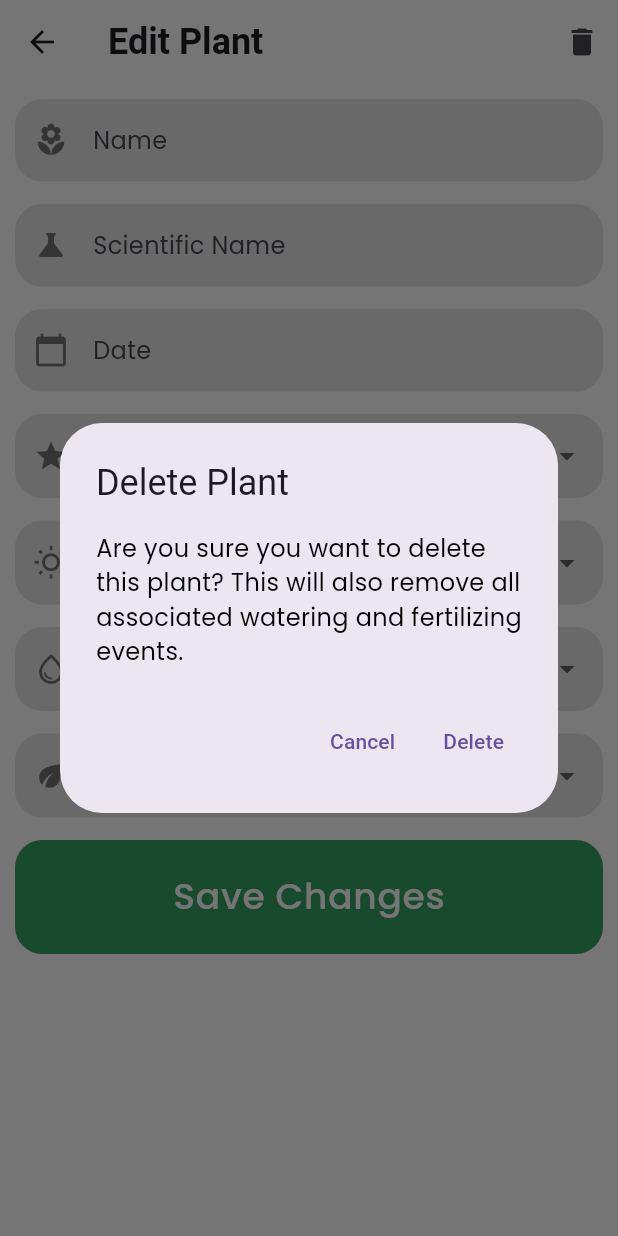
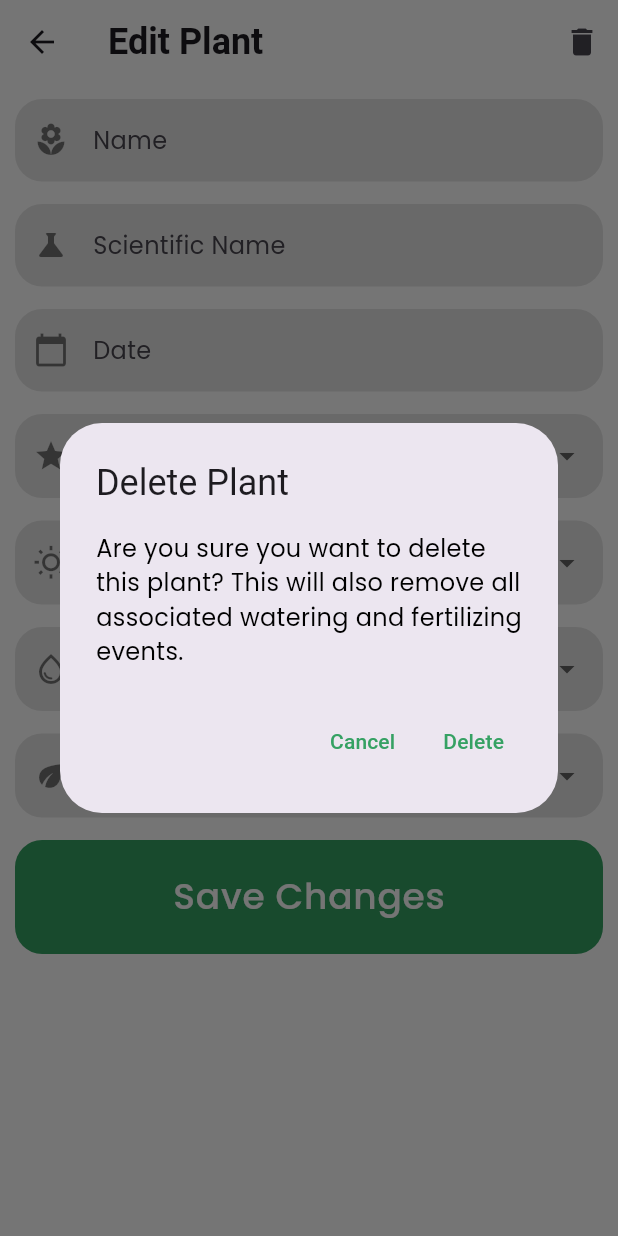
Before and after one commit to GeroStoewe/plant_friends, a Flutter app: the MyPlantsDetailsEditPage screen opened directly with empty values, after a tap on the "delete" icon, on a phone screen of 412 x 824 dp. Run offline on Flutter 3.47's test engine with Material 3 defaults, Android fonts, the phone set to English and light mode, and no system bars; our stand-ins replace auto_size_text, cloud_firestore, curved_labeled_navigation_bar, firebase_core, firebase_database, firebase_messaging and 5 more; accounts and stored records are empty.

Commit message:
- small design changes (my plants detail edit page)

```diff
--- a/lib/plants/my_plants_detail_page_edit.dart
+++ b/lib/plants/my_plants_detail_page_edit.dart
@@ -54,11 +54,11 @@ class _MyPlantsDetailsEditPageState extends State<MyPlantsDetailsEditPage> {
         actions: [
           TextButton(
             onPressed: () => Navigator.pop(context, false),
-            child: const Text('Cancel'),
+            child: const Text('Cancel', style: TextStyle(color: seaGreen)),
           ),
           TextButton(
             onPressed: () => Navigator.pop(context, true),
-            child: const Text('Delete'),
+            child: const Text('Delete', style: TextStyle(color: seaGreen)),
           ),
         ],
       ),
@@ -139,13 +139,13 @@ class _MyPlantsDetailsEditPageState extends State<MyPlantsDetailsEditPage> {
                 onPressed: () {
                   Navigator.of(context).pop(false); // Close only the dialog
                 },
-                child: const Text('Cancel'),
+                child: const Text('Cancel', style: TextStyle(color: seaGreen)),
               ),
               TextButton(
                 onPressed: () {
                   Navigator.of(context).pop(true); // Proceed with updating events
                 },
-                child: const Text('Proceed'),
+                child: const Text('Proceed', style: TextStyle(color: seaGreen)),
               ),
             ],
           ),
```
